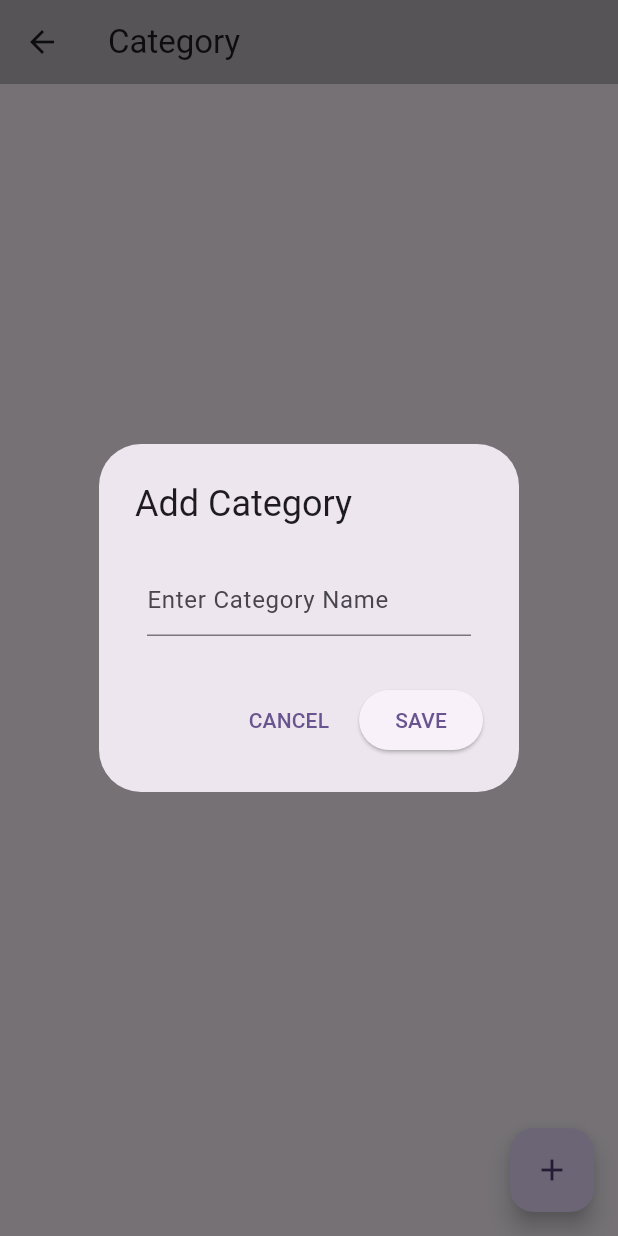
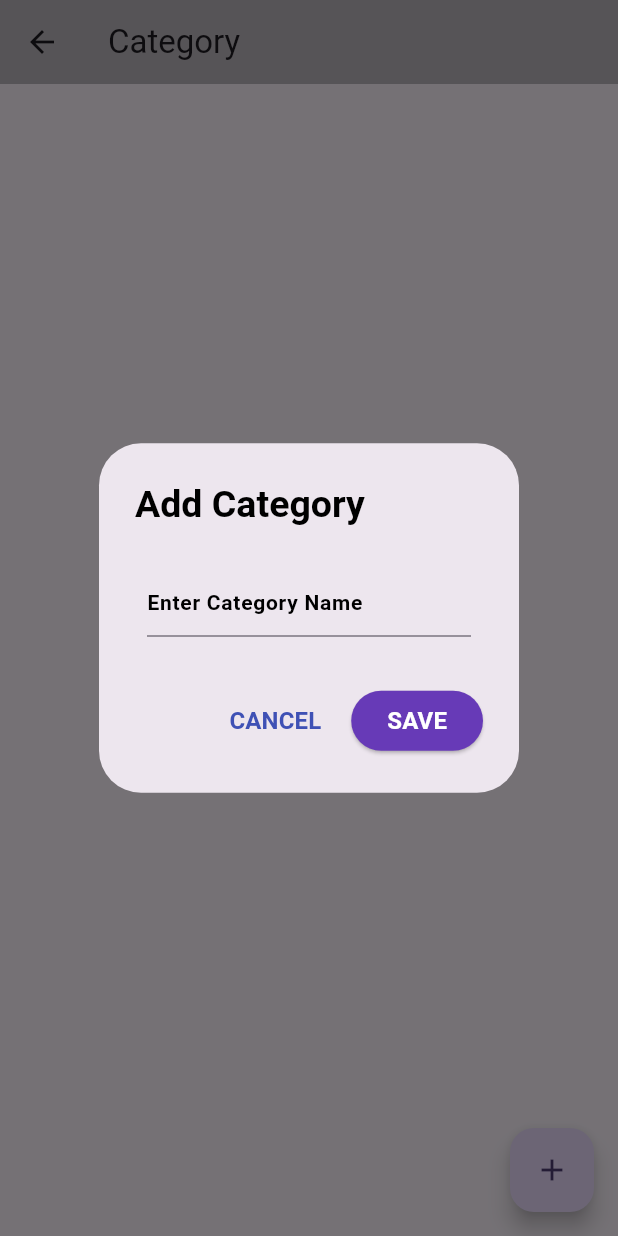
Before and after one commit to faisal-fardin/daily_expense-with-local_database, a Flutter app: the AddCategoryPage screen opened by its route, after a tap on the "add" icon, on a phone screen of 412 x 824 dp. Run offline on Flutter 3.47's test engine with Material 3 defaults, Android fonts, the phone set to English and light mode, and no system bars; our stand-ins replace get, google_fonts, sqflite; accounts and stored records are empty; Roboto replaces fonts that are missing (Exo).

Commit message:
added something design

```diff
--- a/lib/utils/widgets_funcation.dart
+++ b/lib/utils/widgets_funcation.dart
@@ -2,8 +2,9 @@ import 'package:flutter/material.dart';
 import 'package:intl/intl.dart';
 
 showMsg(BuildContext context, String msg) =>
-    ScaffoldMessenger.of(context).showSnackBar(SnackBar(content: Text(msg)),);
-
+    ScaffoldMessenger.of(context).showSnackBar(
+      SnackBar(content: Text(msg)),
+    );
 
 showSingleTextFieldDialog({
   required BuildContext context,
@@ -18,15 +19,27 @@ showSingleTextFieldDialog({
   showDialog(
       barrierDismissible: false,
       context: context,
-      builder: (context) =>
-          AlertDialog(
-            title: Text(title),
+      builder: (context) => AlertDialog(
+            title: Text(title,
+                style: const TextStyle(
+                    color: Colors.black,
+                    fontSize: 25,
+                    fontWeight: FontWeight.bold)),
             content: Padding(
               padding: const EdgeInsets.all(8),
               child: TextField(
+                style: const TextStyle(
+                    color: Colors.black,
+                    fontSize: 18,
+                    fontWeight: FontWeight.bold),
                 controller: controller,
                 keyboardType: inputType,
-                decoration: InputDecoration(hintText: hint),
+                decoration: InputDecoration(
+                    hintText: hint,
+                    hintStyle: const TextStyle(
+                        color: Colors.black,
+                        fontSize: 14,
+                        fontWeight: FontWeight.bold)),
               ),
             ),
             actions: [
@@ -34,9 +47,16 @@ showSingleTextFieldDialog({
                 onPressed: () {
                   Navigator.pop(context);
                 },
-                child: Text(negativeBtnText),
+                child: Text(negativeBtnText,
+                    style: const TextStyle(
+                        color: Colors.indigo,
+                        fontSize: 16,
+                        fontWeight: FontWeight.bold)),
               ),
               ElevatedButton(
+                style: ElevatedButton.styleFrom(
+                  backgroundColor: Colors.deepPurple
+                ),
                 onPressed: () {
                   if (controller.text.isEmpty) {
                     return;
@@ -44,7 +64,13 @@ showSingleTextFieldDialog({
                   Navigator.pop(context);
                   onSave(controller.text);
                 },
-                child: Text(positiveBtnText),
+                child: Text(
+                  positiveBtnText,
+                  style: const TextStyle(
+                      color: Colors.white,
+                      fontSize: 16,
+                      fontWeight: FontWeight.bold),
+                ),
               ),
             ],
           ));
```
